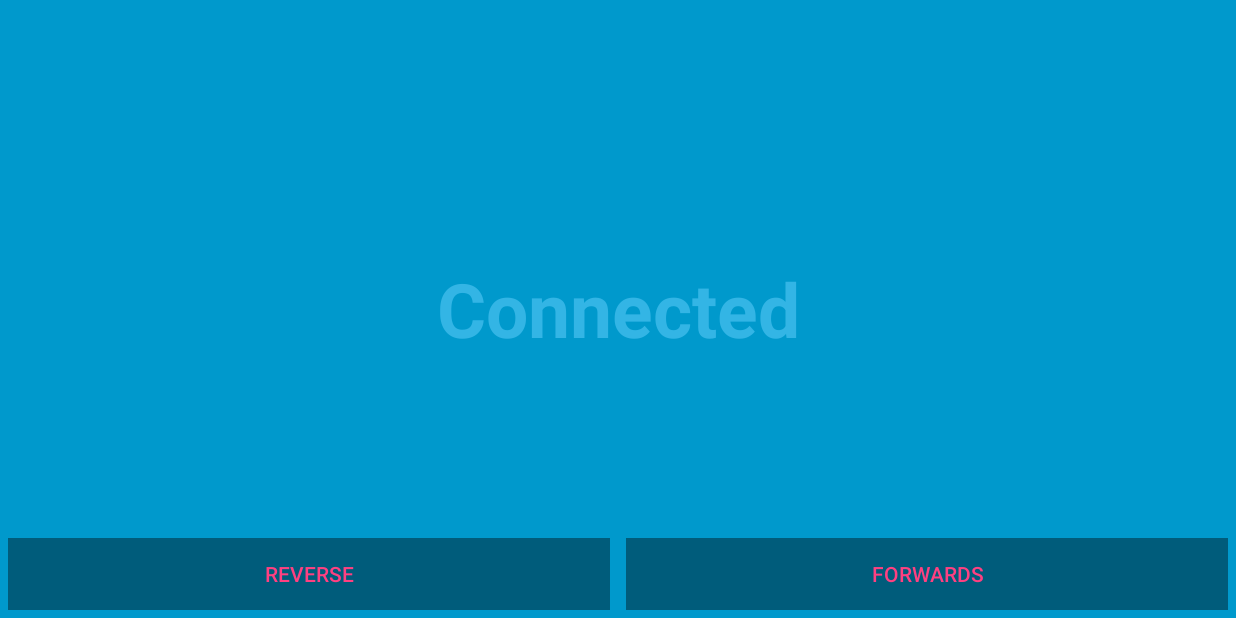
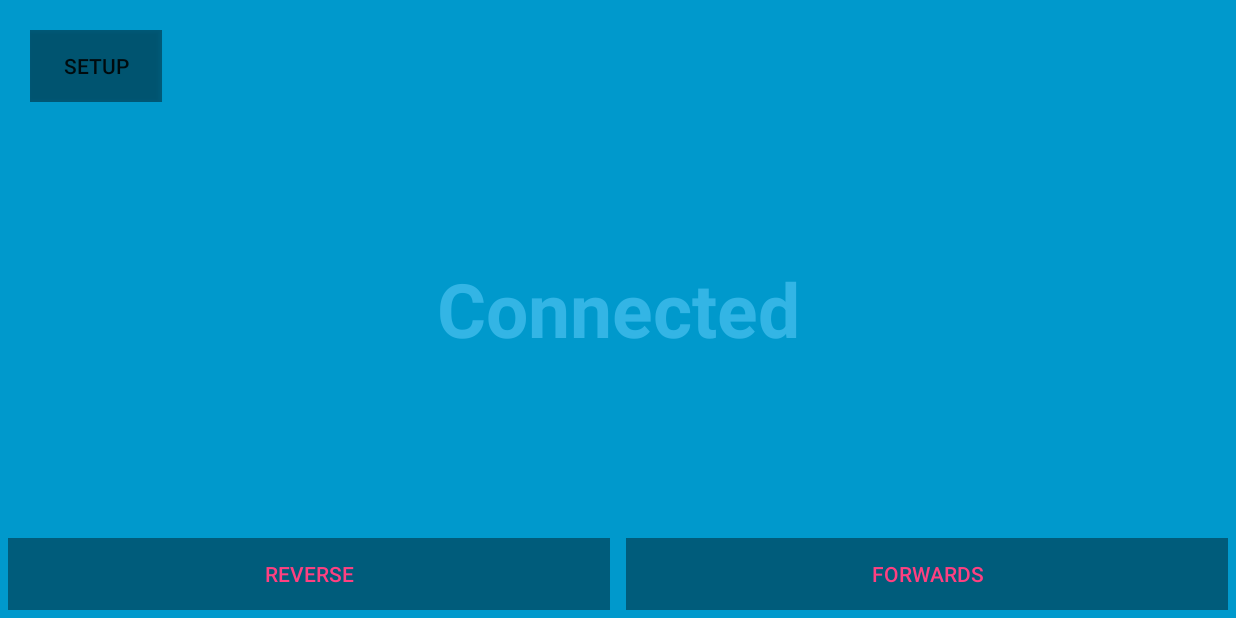
Before and after one commit to Ogadai/RemoteControl, an Android app: the screen it shows after launch (MainActivity), on a phone screen of 824 x 412 dp (held sideways). Run offline under Robolectric (Android 15) with nearby library versions, the phone set to English and light mode, and no system bars; libraries missing offline, so code that uses them is left out: javax.websocket, org.glassfish.tyrus; 2 statements that could not run were skipped.

Commit message:
User can set connection address

```diff
--- /dev/null
+++ b/HomeRC/app/src/main/java/com/ogadai/alee/homerc/ConnectionDetails.java
@@ -0,0 +1,31 @@
+package com.ogadai.alee.homerc;
+
+import android.content.Context;
+import android.content.SharedPreferences;
+
+/**
+ * Created by alee on 29/08/2016.
+ */
+public class ConnectionDetails {
+    private String mAddress;
+
+    public static final String CONNECTION_PREFFILE = "rc_connection";
+    public static final String ADDRESSPREF = "address";
+
+    public String getAddress() { return mAddress; }
+    public void setAddress(String address) { mAddress = address; }
+
+    public void readSettings(Context context) {
+        SharedPreferences prefs = context.getSharedPreferences(CONNECTION_PREFFILE, Context.MODE_PRIVATE);
+        mAddress = prefs.getString(ADDRESSPREF, "ws://raspberrypirc:8080");
+    }
+
+    public void saveSettings(Context context) {
+        SharedPreferences prefs = context.getSharedPreferences(CONNECTION_PREFFILE, Context.MODE_PRIVATE);
+
+        SharedPreferences.Editor editor = prefs.edit();
+        editor.putString(ADDRESSPREF, mAddress);
+        editor.commit();
+    }
+
+}
--- a/HomeRC/app/src/main/java/com/ogadai/alee/homerc/MainActivity.java
+++ b/HomeRC/app/src/main/java/com/ogadai/alee/homerc/MainActivity.java
@@ -13,6 +13,7 @@ import android.os.Handler;
 import android.view.MotionEvent;
 import android.view.View;
 import android.widget.Button;
+import android.widget.EditText;
 import android.widget.TextView;
 
 import com.google.gson.Gson;
@@ -25,8 +26,12 @@ import java.net.URI;
  */
 public class MainActivity extends AppCompatActivity implements SensorEventListener {
     private TextView mContentView;
+    private View mSettingsView;
+    private EditText mConnectionAddress;
 
     private SocketClient mClient;
+
+    private ConnectionDetails mConnectionDetails;
 
     private SensorManager mSensorManager;
     private Sensor mAccelerometer;
@@ -42,15 +47,46 @@ public class MainActivity extends AppCompatActivity implements SensorEventListen
         mAccelerometer = mSensorManager.getDefaultSensor(Sensor.TYPE_ACCELEROMETER);
         mMagneticField = mSensorManager.getDefaultSensor(Sensor.TYPE_MAGNETIC_FIELD);
 
+        mConnectionDetails = new ConnectionDetails();
+        mConnectionDetails.readSettings(this);
+
         mContentView = (TextView)findViewById(R.id.fullscreen_content);
+        mSettingsView = findViewById(R.id.connection_settings);
+        mConnectionAddress = (EditText)findViewById(R.id.connection_address);
+
+        mSettingsView.setVisibility(View.INVISIBLE);
+
+        final Context context = this;
+
+        ((Button)findViewById(R.id.connection_setup)).setOnClickListener(new View.OnClickListener() {
+            @Override
+            public void onClick(View v) {
+                mConnectionAddress.setText(mConnectionDetails.getAddress());
+                mSettingsView.setVisibility(View.VISIBLE);
+            }
+        });
+        ((Button)findViewById(R.id.connection_connect)).setOnClickListener(new View.OnClickListener() {
+            @Override
+            public void onClick(View v) {
+                mConnectionDetails.setAddress(mConnectionAddress.getText().toString());
+                mConnectionDetails.saveSettings(context);
+
+                mSettingsView.setVisibility(View.INVISIBLE);
+                setVisibility();
+
+                Thread worker = new Thread(new Runnable() {
+                    @Override
+                    public void run() {
+                        disconnectSocket();
+                        connectSocket();
+                    }
+                });
+                worker.start();
+            }
+        });
+
         setConnectionStatus("Initialising...");
-
-        mContentView.setSystemUiVisibility(View.SYSTEM_UI_FLAG_LOW_PROFILE
-                | View.SYSTEM_UI_FLAG_FULLSCREEN
-                | View.SYSTEM_UI_FLAG_LAYOUT_STABLE
-                | View.SYSTEM_UI_FLAG_IMMERSIVE_STICKY
-                | View.SYSTEM_UI_FLAG_LAYOUT_HIDE_NAVIGATION
-                | View.SYSTEM_UI_FLAG_HIDE_NAVIGATION);
+        setVisibility();
 
         Button forwards = (Button)findViewById(R.id.forward_button);
         forwards.setOnTouchListener(new ButtonTouchListener("fowards"));
@@ -59,11 +95,19 @@ public class MainActivity extends AppCompatActivity implements SensorEventListen
         backwards.setOnTouchListener(new ButtonTouchListener("backwards"));
     }
 
+    private void setVisibility() {
+        mContentView.setSystemUiVisibility(View.SYSTEM_UI_FLAG_LOW_PROFILE
+                | View.SYSTEM_UI_FLAG_FULLSCREEN
+                | View.SYSTEM_UI_FLAG_LAYOUT_STABLE
+                | View.SYSTEM_UI_FLAG_IMMERSIVE_STICKY
+                | View.SYSTEM_UI_FLAG_LAYOUT_HIDE_NAVIGATION
+                | View.SYSTEM_UI_FLAG_HIDE_NAVIGATION);
+    }
+
     @Override
     protected void onResume() {
         super.onResume();
 
-        setConnectionStatus("Connecting...");
         Thread worker = new Thread(new Runnable() {
             @Override
             public void run() {
@@ -102,6 +146,9 @@ public class MainActivity extends AppCompatActivity implements SensorEventListen
 
     private void connectSocket() {
         try {
+            setConnectionStatus("Connecting...");
+            System.out.println("connecting to: " + mConnectionDetails.getAddress());
+
             SocketClient client = new SocketClient();
 
             client.addMessageHandler(new SocketClient.MessageHandler() {
@@ -116,7 +163,7 @@ public class MainActivity extends AppCompatActivity implements SensorEventListen
                 }
             });
 
-            URI uri = new URI("ws://192.168.36.51:8080");
+            URI uri = new URI(mConnectionDetails.getAddress());
             client.Connect(uri);
 
             mClient = client;
--- a/HomeRC/app/src/main/res/layout/activity_main.xml
+++ b/HomeRC/app/src/main/res/layout/activity_main.xml
@@ -54,4 +54,63 @@
         </LinearLayout>
     </FrameLayout>
 
+    <FrameLayout
+        android:layout_width="match_parent"
+        android:layout_height="match_parent">
+
+        <LinearLayout
+            android:layout_width="match_parent"
+            android:layout_height="wrap_content"
+            android:layout_gravity="center_horizontal"
+            android:layout_margin="20dp"
+            android:orientation="vertical"
+            tools:ignore="UselessParent">
+
+            <Button
+                android:id="@+id/connection_setup"
+                android:layout_width="wrap_content"
+                android:layout_height="wrap_content"
+                android:layout_weight="1"
+                android:background="@color/black_overlay"
+                android:text="@string/connection_setup" />
+
+        </LinearLayout>
+    </FrameLayout>
+
+    <FrameLayout
+        android:layout_width="match_parent"
+        android:layout_height="match_parent">
+
+        <LinearLayout
+            android:id="@+id/connection_settings"
+            android:layout_width="match_parent"
+            android:layout_height="wrap_content"
+            android:layout_gravity="center_horizontal"
+            android:layout_margin="80dp"
+            android:orientation="vertical"
+            android:background="@color/colorAccent"
+            tools:ignore="UselessParent">
+
+            <TextView
+                android:layout_width="wrap_content"
+                android:layout_height="wrap_content"
+                android:text="@string/connection_label"  />
+
+            <EditText
+                android:id="@+id/connection_address"
+                android:layout_width="match_parent"
+                android:layout_height="wrap_content" />
+
+            <Button
+                android:id="@+id/connection_connect"
+                android:layout_width="wrap_content"
+                android:layout_height="wrap_content"
+                android:layout_margin="5dp"
+                android:layout_weight="1"
+                android:background="@color/black_overlay"
+                android:text="@string/connection_connect" />
+
+        </LinearLayout>
+    </FrameLayout>
+
 </FrameLayout>
--- a/HomeRC/app/src/main/res/values/strings.xml
+++ b/HomeRC/app/src/main/res/values/strings.xml
@@ -5,4 +5,7 @@
     <string name="forward_button">Forwards</string>
     <string name="backward_button">Reverse</string>
     <string name="dummy_content">DUMMY\nCONTENT</string>
+    <string name="connection_label">Connection address</string>
+    <string name="connection_connect">Connect</string>
+    <string name="connection_setup">Setup</string>
 </resources>
```
